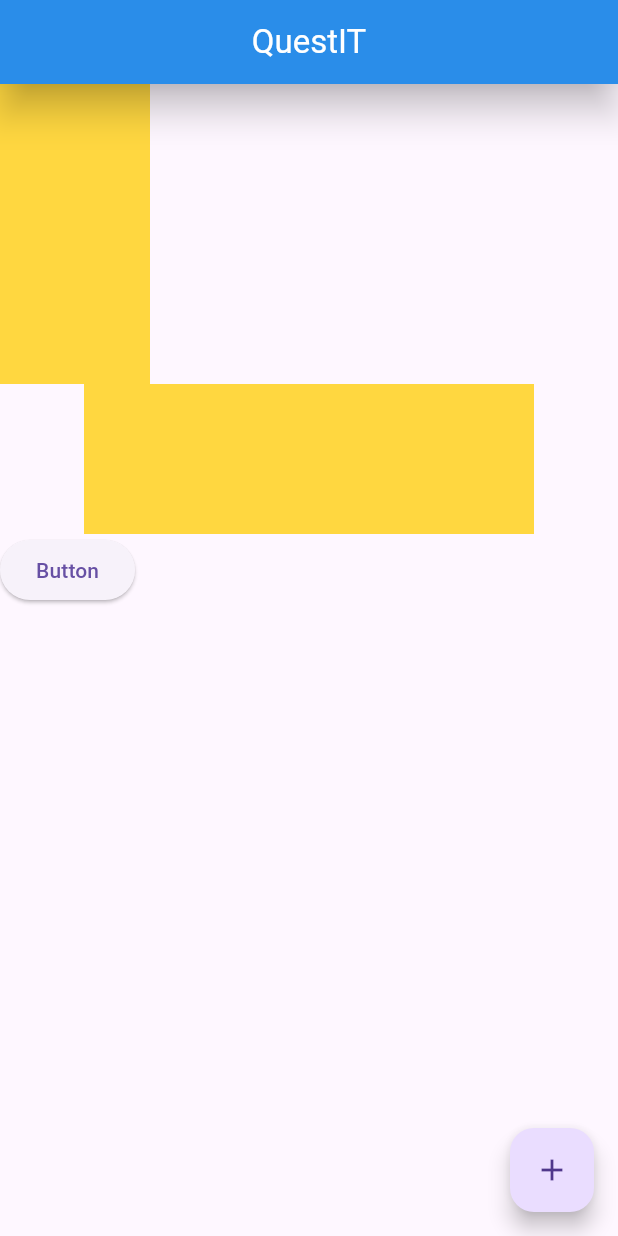
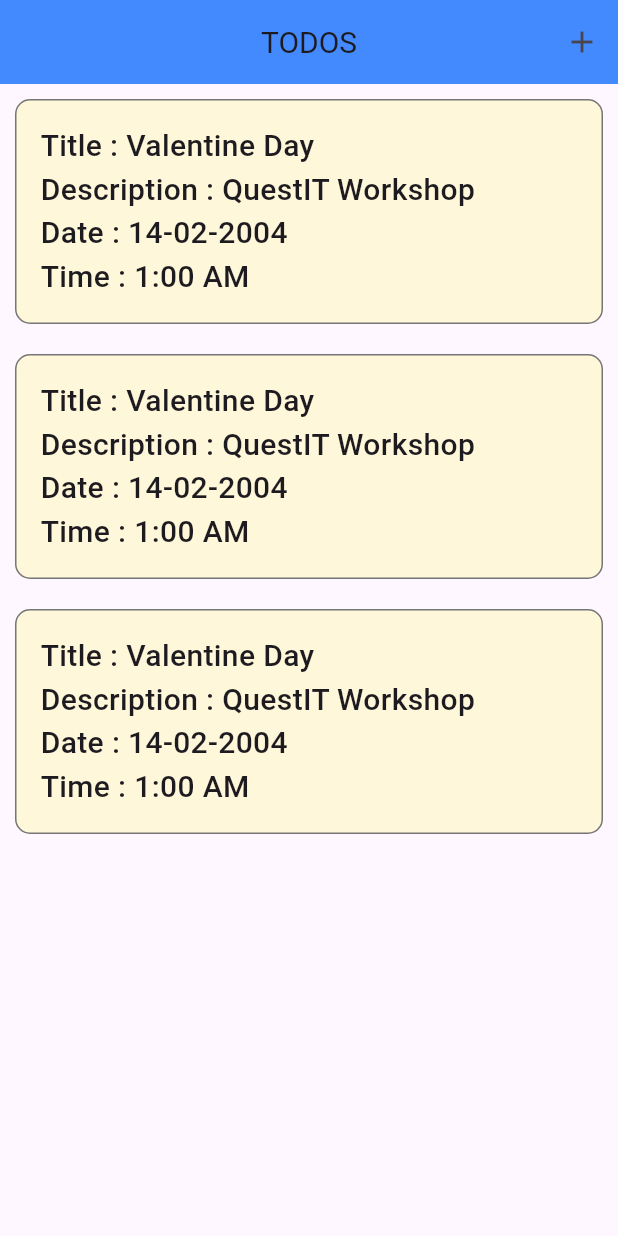
Before and after one commit to Pratik9113/FlutterProject, a Flutter app: the screen it shows once a user with an empty profile is signed in, on a phone screen of 412 x 824 dp. Run offline on Flutter 3.47's test engine with Material 3 defaults, Android fonts, the phone set to English and light mode, and no system bars; our stand-ins replace cloud_firestore, device_preview, firebase_auth, firebase_core, flutter_map, latlong2; missing offline and left inert: flutter_map_location_marker; accounts and stored records are empty.

Commit message:
add task

```diff
--- a/questit/questit/lib/home.dart
+++ b/questit/questit/lib/home.dart
@@ -1,4 +1,5 @@
 import 'package:flutter/material.dart';
+import 'package:questit/task_cart.dart';
 
 class Home extends StatefulWidget {
   const Home({super.key});
@@ -12,55 +13,43 @@
   Widget build(BuildContext context) {
     return Scaffold(
       appBar: AppBar(
-        backgroundColor: Colors.blue,
-        title: const Text('QuestIT'),
+        title: Text(
+          'TODOS',
+          style: TextStyle(
+            fontSize: 20,
+            fontWeight: FontWeight.w400,
+          ),
+        ),
+        backgroundColor: Colors.blueAccent,
         centerTitle: true,
-        foregroundColor: Colors.white,
-        elevation: 10,
-        shadowColor: Colors.black,
-      ),
-      body: Column(
-        crossAxisAlignment: CrossAxisAlignment.start,
-        children: [
-          Container(
-            color: Colors.amberAccent,
-            height: 100,
-            width: 100,
-          ),
-          Container(
-            color: Colors.amberAccent,
-            height: 100,
-            width: 100,
-          ),
-          Row(
-            mainAxisAlignment: MainAxisAlignment.center,
-            children: [
-              Container(
-                color: Colors.amberAccent,
-                height: 100,
-                width: 100,
-              ),
-              Container(
-                color: Colors.amberAccent,
-                height: 100,
-                width: 100,
-              ),
-              Container(
-                color: Colors.amberAccent,
-                height: 100,
-                width: 100,
-              ),
-            ],
-          ),
-          ElevatedButton(
+        actions: [
+          IconButton(
             onPressed: () {},
-            child: Text('Button'),
+            icon: Icon(Icons.add),
           ),
         ],
       ),
-      floatingActionButton: FloatingActionButton(
-        onPressed: () {},
-        child: const Icon(Icons.add),
+      body: Column(
+        children: [
+          TaskCart(
+            todoTitle: "Valentine Day",
+            todoDescription: "QuestIT Workshop",
+            todoDate: "14-02-2004",
+            todoTime: "1:00 AM",
+          ),
+          TaskCart(
+            todoTitle: "Valentine Day",
+            todoDescription: "QuestIT Workshop",
+            todoDate: "14-02-2004",
+            todoTime: "1:00 AM",
+          ),
+          TaskCart(
+            todoTitle: "Valentine Day",
+            todoDescription: "QuestIT Workshop",
+            todoDate: "14-02-2004",
+            todoTime: "1:00 AM",
+          ),
+        ],
       ),
     );
   }
--- a/questit/questit/lib/main.dart
+++ b/questit/questit/lib/main.dart
@@ -30,7 +30,7 @@
       builder: DevicePreview.appBuilder,
       locale: DevicePreview.locale(context),
       home: StreamBuilder(
-          stream: FirebaseAuth.instance.authStateChanges(),
+          stream: FirebaseAuth.instance.idTokenChanges(),
           builder: (context, snapshot) {
             if (snapshot.connectionState == ConnectionState.waiting) {
               return const Center(
--- /dev/null
+++ b/questit/questit/lib/task_cart.dart
@@ -0,0 +1,70 @@
+import 'package:flutter/material.dart';
+
+class TaskCart extends StatelessWidget {
+  final String todoTitle;
+  final String todoDescription;
+  final String todoDate;
+  final String todoTime;
+
+  const TaskCart({
+    super.key,
+    required this.todoTitle,
+    required this.todoDescription,
+    required this.todoDate,
+    required this.todoTime,
+  });
+
+  @override
+  Widget build(BuildContext context) {
+    return Container(
+      margin: EdgeInsets.all(10),
+      width: double.infinity,
+      decoration: BoxDecoration(
+        color: const Color.fromARGB(255, 255, 247, 217),
+        border: Border.all(
+          style: BorderStyle.solid,
+          width: 1.0,
+          color: Color.fromARGB(255, 118, 118, 118),
+        ),
+        borderRadius: BorderRadius.circular(10),
+      ),
+      child: Padding(
+        padding: const EdgeInsets.all(16.0),
+        child: Column(
+          mainAxisSize: MainAxisSize.min,
+          crossAxisAlignment: CrossAxisAlignment.start,
+          children: [
+            Text(
+              "Title : ${todoTitle}",
+              style: TextStyle(
+                fontSize: 20,
+                fontWeight: FontWeight.w500,
+              ),
+            ),
+            Text(
+              "Description : ${todoDescription}",
+              style: TextStyle(
+                fontSize: 20,
+                fontWeight: FontWeight.w500,
+              ),
+            ),
+            Text(
+              "Date : ${todoDate}",
+              style: TextStyle(
+                fontSize: 20,
+                fontWeight: FontWeight.w500,
+              ),
+            ),
+            Text(
+              "Time : ${todoTime}",
+              style: TextStyle(
+                fontSize: 20,
+                fontWeight: FontWeight.w500,
+              ),
+            )
+          ],
+        ),
+      ),
+    );
+  }
+}
--- a/questit/questit/pubspec.yaml
+++ b/questit/questit/pubspec.yaml
@@ -37,6 +37,7 @@
   device_preview: ^1.2.0
   firebase_core: ^3.11.0
   firebase_auth: ^5.4.2
+  cloud_firestore: ^5.6.3
 
 dev_dependencies:
   flutter_test:
```
Also changed, not shown: questit/questit/lib/add_task.dart (added, +195 -0 lines), questit/questit/pubspec.lock, 3 other files.
